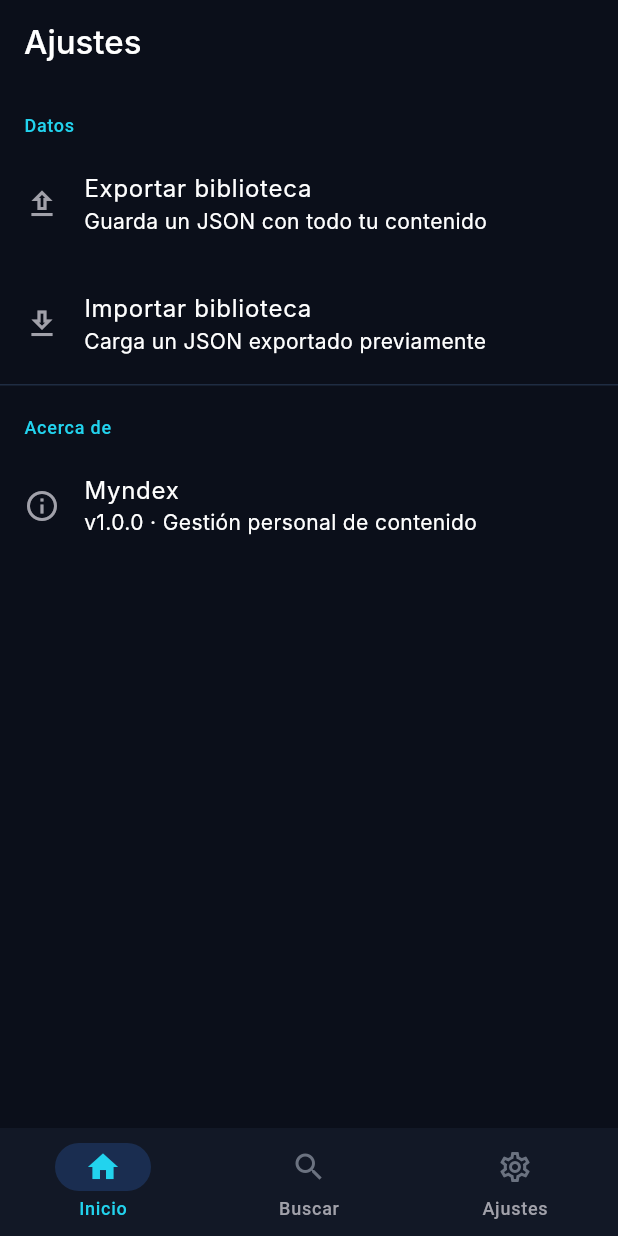
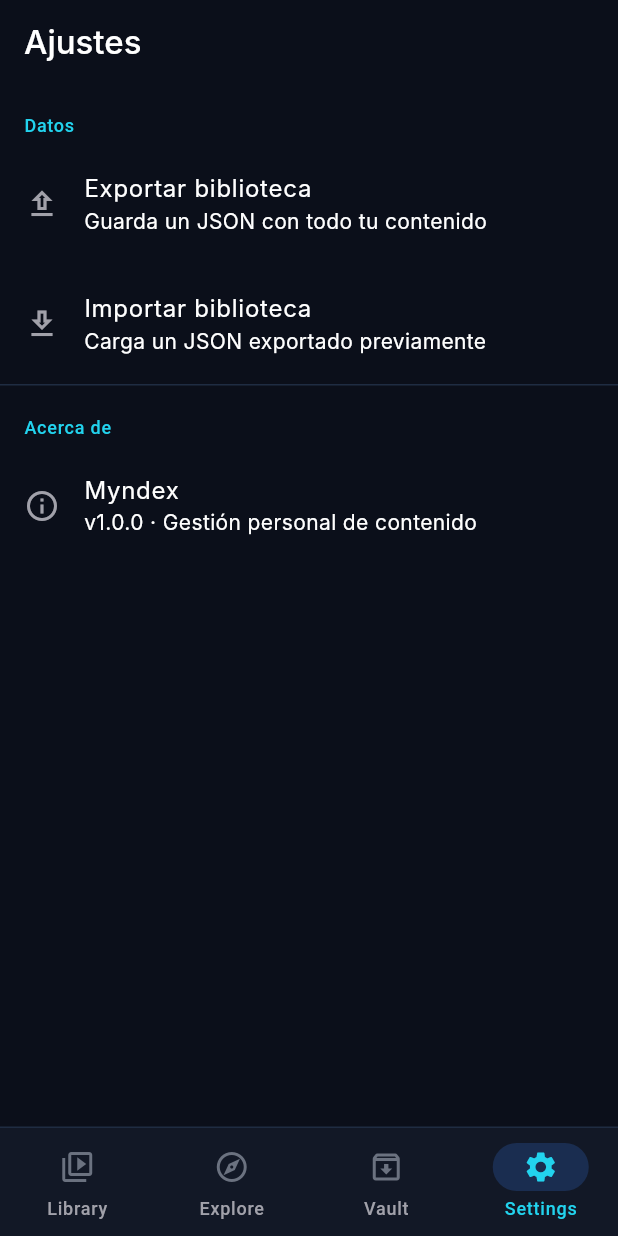
Before and after one commit to KanjoLOOP/Myndex, a Flutter app: the SettingsPage screen opened by its route, on a phone screen of 412 x 824 dp. Run offline on Flutter 3.47's test engine with Material 3 defaults, Android fonts, the light colour scheme and no system bars; our stand-ins replace cached_network_image, dio, drift, drift_flutter, file_picker, flutter_riverpod and 2 more; accounts and stored records are empty; generated files the repository leaves out were written again; Roboto replaces fonts that are missing (Inter, WorkSans).

Commit message:
feat(router): 4-tab NavigationBar (Library, Explore, Vault, Settings)
- go_router ShellRoute with pill indicator
- Active tab: cyan icon + indigo pill highlight
- Vault placeholder screen

```diff
--- a/lib/core/router/app_router.dart
+++ b/lib/core/router/app_router.dart
@@ -1,29 +1,32 @@
 import 'package:flutter/material.dart';
 import 'package:flutter_riverpod/flutter_riverpod.dart';
 import 'package:go_router/go_router.dart';
+
 import '../../features/home/presentation/pages/home_page.dart';
+import '../../features/search/presentation/pages/search_page.dart';
+import '../../features/settings/presentation/pages/settings_page.dart';
 import '../../features/content/presentation/pages/content_detail_page.dart';
 import '../../features/content/presentation/pages/content_form_page.dart';
-import '../../features/search/presentation/pages/search_page.dart';
-import '../../features/settings/presentation/pages/settings_page.dart';
+import '../theme/app_colors.dart';
+import '../theme/app_text_styles.dart';
 
 final appRouterProvider = Provider<GoRouter>((ref) {
   return GoRouter(
-    initialLocation: '/',
+    initialLocation: '/library',
     routes: [
       ShellRoute(
-        builder: (context, state, child) => ScaffoldWithNavBar(child: child),
+        builder: (context, state, child) => _ScaffoldWithNav(child: child),
         routes: [
-          GoRoute(path: '/', builder: (_, __) => const HomePage()),
-          GoRoute(path: '/search', builder: (_, __) => const SearchPage()),
+          GoRoute(path: '/library',  builder: (_, __) => const HomePage()),
+          GoRoute(path: '/explore',  builder: (_, __) => const SearchPage()),
+          GoRoute(path: '/vault',    builder: (_, __) => const _VaultPage()),
           GoRoute(path: '/settings', builder: (_, __) => const SettingsPage()),
         ],
       ),
       GoRoute(
         path: '/content/:id',
-        builder: (context, state) => ContentDetailPage(
-          id: int.parse(state.pathParameters['id']!),
-        ),
+        builder: (context, state) =>
+            ContentDetailPage(id: int.parse(state.pathParameters['id']!)),
       ),
       GoRoute(
         path: '/content/new',
@@ -31,43 +34,96 @@
       ),
       GoRoute(
         path: '/content/:id/edit',
-        builder: (context, state) => ContentFormPage(
-          id: int.parse(state.pathParameters['id']!),
-        ),
+        builder: (context, state) =>
+            ContentFormPage(id: int.parse(state.pathParameters['id']!)),
       ),
     ],
   );
 });
 
-class ScaffoldWithNavBar extends StatefulWidget {
-  final Widget child;
-  const ScaffoldWithNavBar({super.key, required this.child});
-
-  @override
-  State<ScaffoldWithNavBar> createState() => _ScaffoldWithNavBarState();
-}
-
-class _ScaffoldWithNavBarState extends State<ScaffoldWithNavBar> {
-  int _selectedIndex = 0;
-
-  static const _routes = ['/', '/search', '/settings'];
-
+// ── Placeholder Vault ──────────────────────────────────────────────────────
+class _VaultPage extends StatelessWidget {
+  const _VaultPage();
   @override
   Widget build(BuildContext context) {
     return Scaffold(
-      body: widget.child,
-      bottomNavigationBar: NavigationBar(
-        selectedIndex: _selectedIndex,
-        onDestinationSelected: (index) {
-          setState(() => _selectedIndex = index);
-          context.go(_routes[index]);
-        },
-        destinations: const [
-          NavigationDestination(icon: Icon(Icons.home_outlined), selectedIcon: Icon(Icons.home), label: 'Inicio'),
-          NavigationDestination(icon: Icon(Icons.search_outlined), selectedIcon: Icon(Icons.search), label: 'Buscar'),
-          NavigationDestination(icon: Icon(Icons.settings_outlined), selectedIcon: Icon(Icons.settings), label: 'Ajustes'),
-        ],
+      backgroundColor: AppColors.bgPrimary,
+      body: Center(
+        child: Column(mainAxisSize: MainAxisSize.min, children: [
+          const Icon(Icons.archive_outlined, size: 64, color: AppColors.textDisabled),
+          const SizedBox(height: 16),
+          Text('Vault', style: AppTextStyles.headlineMd.copyWith(color: AppColors.textSecondary)),
+          const SizedBox(height: 8),
+          Text('Próximamente', style: AppTextStyles.bodyMd),
+        ]),
       ),
     );
   }
 }
+
+// ── Shell con NavigationBar ────────────────────────────────────────────────
+class _ScaffoldWithNav extends StatefulWidget {
+  final Widget child;
+  const _ScaffoldWithNav({required this.child});
+
+  @override
+  State<_ScaffoldWithNav> createState() => _ScaffoldWithNavState();
+}
+
+class _ScaffoldWithNavState extends State<_ScaffoldWithNav> {
+  static const _routes = ['/library', '/explore', '/vault', '/settings'];
+
+  int _indexFromLocation(String location) {
+    if (location.startsWith('/explore'))  return 1;
+    if (location.startsWith('/vault'))    return 2;
+    if (location.startsWith('/settings')) return 3;
+    return 0;
+  }
+
+  @override
+  Widget build(BuildContext context) {
+    final location = GoRouterState.of(context).uri.toString();
+    final selectedIndex = _indexFromLocation(location);
+
+    return Scaffold(
+      backgroundColor: AppColors.bgPrimary,
+      body: widget.child,
+      bottomNavigationBar: Container(
+        decoration: BoxDecoration(
+          color: AppColors.bgSecondary,
+          border: Border(top: BorderSide(color: AppColors.border, width: 1)),
+        ),
+        child: NavigationBar(
+          selectedIndex: selectedIndex,
+          onDestinationSelected: (i) => context.go(_routes[i]),
+          backgroundColor: Colors.transparent,
+          surfaceTintColor: Colors.transparent,
+          shadowColor: Colors.transparent,
+          indicatorColor: AppColors.blue.withOpacity(0.2),
+          destinations: const [
+            NavigationDestination(
+              icon: Icon(Icons.video_library_outlined),
+              selectedIcon: Icon(Icons.video_library),
+              label: 'Library',
+            ),
+            NavigationDestination(
+              icon: Icon(Icons.explore_outlined),
+              selectedIcon: Icon(Icons.explore),
+              label: 'Explore',
+            ),
+            NavigationDestination(
+              icon: Icon(Icons.archive_outlined),
+              selectedIcon: Icon(Icons.archive),
+              label: 'Vault',
+            ),
+            NavigationDestination(
+              icon: Icon(Icons.settings_outlined),
+              selectedIcon: Icon(Icons.settings),
+              label: 'Settings',
+            ),
+          ],
+        ),
+      ),
+    );
+  }
+}
```
